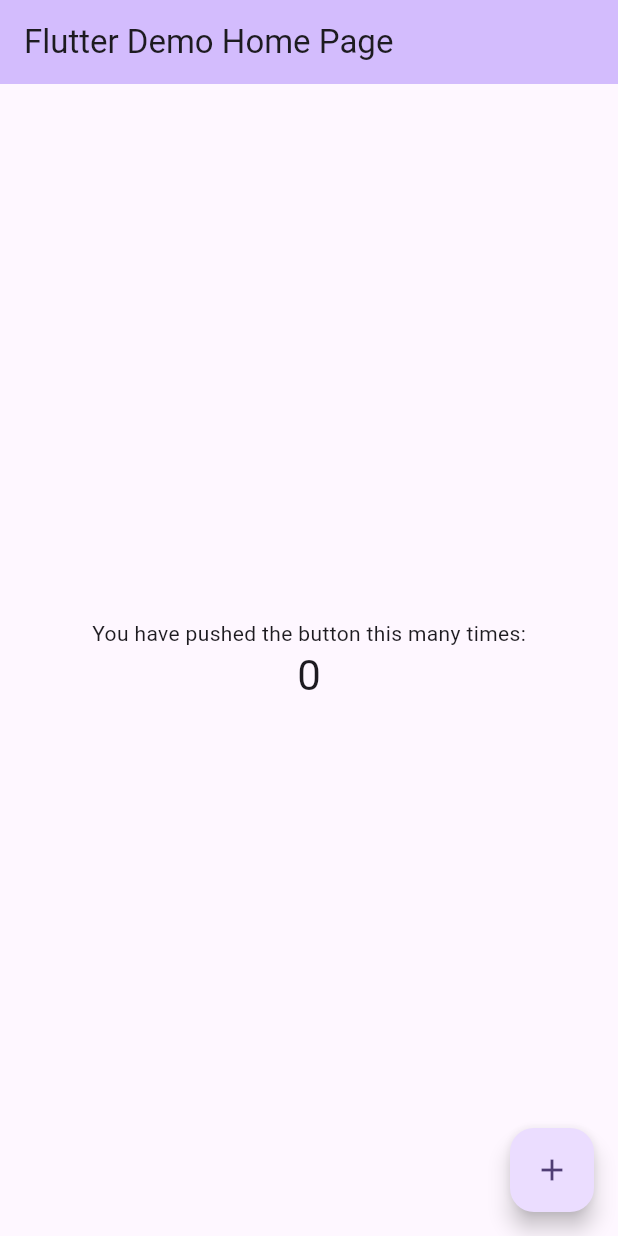
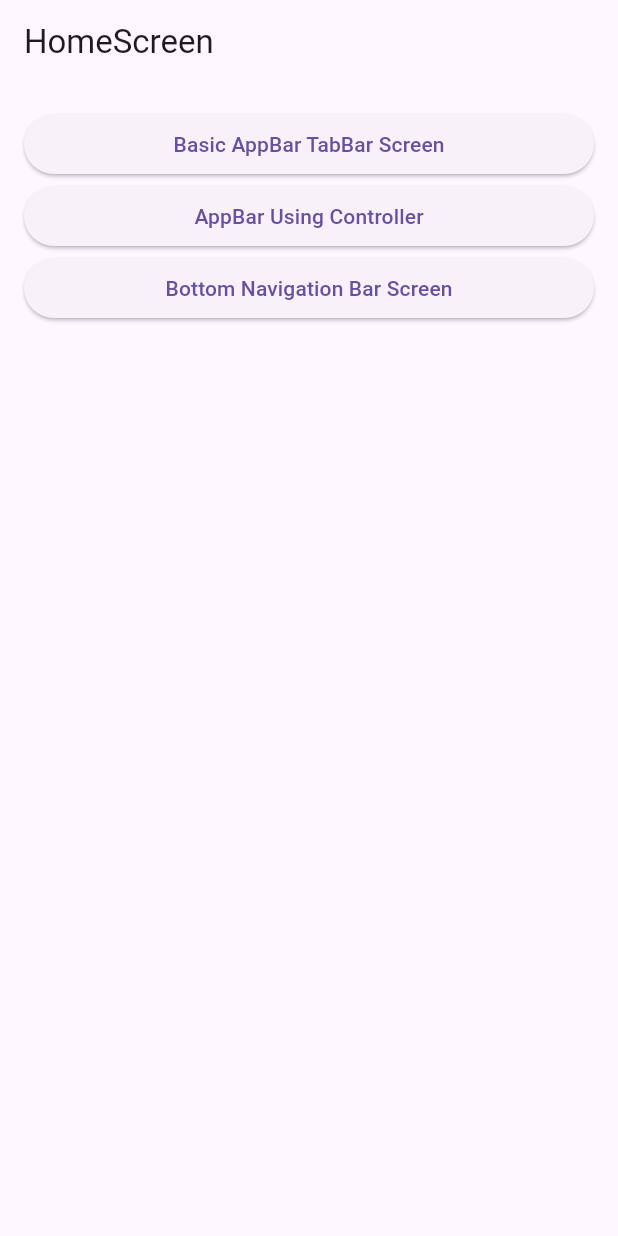
Before and after one commit to chwnnn/flutter-tabbar-theory, a Flutter app: the screen it shows after launch, on a phone screen of 412 x 824 dp. Run offline on Flutter 3.47's test engine with Material 3 defaults, Android fonts, the phone set to English and light mode, and no system bars.

Commit message:
study day1

```diff
--- a/lib/main.dart
+++ b/lib/main.dart
@@ -1,125 +1,10 @@
 import 'package:flutter/material.dart';
+import 'package:flutter_tabbar_theory/screen/home_screen.dart';
 
 void main() {
-  runApp(const MyApp());
+  runApp(
+    MaterialApp(
+      home: HomeScreen(),
+    ),
+  );
 }
-
-class MyApp extends StatelessWidget {
-  const MyApp({super.key});
-
-  // This widget is the root of your application.
-  @override
-  Widget build(BuildContext context) {
-    return MaterialApp(
-      title: 'Flutter Demo',
-      theme: ThemeData(
-        // This is the theme of your application.
-        //
-        // TRY THIS: Try running your application with "flutter run". You'll see
-        // the application has a purple toolbar. Then, without quitting the app,
-        // try changing the seedColor in the colorScheme below to Colors.green
-        // and then invoke "hot reload" (save your changes or press the "hot
-        // reload" button in a Flutter-supported IDE, or press "r" if you used
-        // the command line to start the app).
-        //
-        // Notice that the counter didn't reset back to zero; the application
-        // state is not lost during the reload. To reset the state, use hot
-        // restart instead.
-        //
-        // This works for code too, not just values: Most code changes can be
-        // tested with just a hot reload.
-        colorScheme: ColorScheme.fromSeed(seedColor: Colors.deepPurple),
-        useMaterial3: true,
-      ),
-      home: const MyHomePage(title: 'Flutter Demo Home Page'),
-    );
-  }
-}
-
-class MyHomePage extends StatefulWidget {
-  const MyHomePage({super.key, required this.title});
-
-  // This widget is the home page of your application. It is stateful, meaning
-  // that it has a State object (defined below) that contains fields that affect
-  // how it looks.
-
-  // This class is the configuration for the state. It holds the values (in this
-  // case the title) provided by the parent (in this case the App widget) and
-  // used by the build method of the State. Fields in a Widget subclass are
-  // always marked "final".
-
-  final String title;
-
-  @override
-  State<MyHomePage> createState() => _MyHomePageState();
-}
-
-class _MyHomePageState extends State<MyHomePage> {
-  int _counter = 0;
-
-  void _incrementCounter() {
-    setState(() {
-      // This call to setState tells the Flutter framework that something has
-      // changed in this State, which causes it to rerun the build method below
-      // so that the display can reflect the updated values. If we changed
-      // _counter without calling setState(), then the build method would not be
-      // called again, and so nothing would appear to happen.
-      _counter++;
-    });
-  }
-
-  @override
-  Widget build(BuildContext context) {
-    // This method is rerun every time setState is called, for instance as done
-    // by the _incrementCounter method above.
-    //
-    // The Flutter framework has been optimized to make rerunning build methods
-    // fast, so that you can just rebuild anything that needs updating rather
-    // than having to individually change instances of widgets.
-    return Scaffold(
-      appBar: AppBar(
-        // TRY THIS: Try changing the color here to a specific color (to
-        // Colors.amber, perhaps?) and trigger a hot reload to see the AppBar
-        // change color while the other colors stay the same.
-        backgroundColor: Theme.of(context).colorScheme.inversePrimary,
-        // Here we take the value from the MyHomePage object that was created by
-        // the App.build method, and use it to set our appbar title.
-        title: Text(widget.title),
-      ),
-      body: Center(
-        // Center is a layout widget. It takes a single child and positions it
-        // in the middle of the parent.
-        child: Column(
-          // Column is also a layout widget. It takes a list of children and
-          // arranges them vertically. By default, it sizes itself to fit its
-          // children horizontally, and tries to be as tall as its parent.
-          //
-          // Column has various properties to control how it sizes itself and
-          // how it positions its children. Here we use mainAxisAlignment to
-          // center the children vertically; the main axis here is the vertical
-          // axis because Columns are vertical (the cross axis would be
-          // horizontal).
-          //
-          // TRY THIS: Invoke "debug painting" (choose the "Toggle Debug Paint"
-          // action in the IDE, or press "p" in the console), to see the
-          // wireframe for each widget.
-          mainAxisAlignment: MainAxisAlignment.center,
-          children: <Widget>[
-            const Text(
-              'You have pushed the button this many times:',
-            ),
-            Text(
-              '$_counter',
-              style: Theme.of(context).textTheme.headlineMedium,
-            ),
-          ],
-        ),
-      ),
-      floatingActionButton: FloatingActionButton(
-        onPressed: _incrementCounter,
-        tooltip: 'Increment',
-        child: const Icon(Icons.add),
-      ), // This trailing comma makes auto-formatting nicer for build methods.
-    );
-  }
-}
--- /dev/null
+++ b/lib/screen/home_screen.dart
@@ -0,0 +1,55 @@
+import 'package:flutter/material.dart';
+import 'package:flutter_tabbar_theory/screen/appbar_using_controller.dart';
+import 'package:flutter_tabbar_theory/screen/basic_appbar_tabbar_screen.dart';
+import 'package:flutter_tabbar_theory/screen/bottom_navigation_bar.dart';
+
+class HomeScreen extends StatelessWidget {
+  const HomeScreen({super.key});
+
+  @override
+  Widget build(BuildContext context) {
+    return Scaffold(
+      appBar: AppBar(
+        title: Text('HomeScreen'),
+      ),
+      body: Padding(
+        padding: const EdgeInsets.all(16.0),
+        child: Column(
+          crossAxisAlignment: CrossAxisAlignment.stretch,
+          children: [
+            ElevatedButton(
+              onPressed: () {
+                Navigator.of(context).push(
+                  MaterialPageRoute(
+                    builder: (_) => BasicAppbarTabbarScreen(),
+                  ),
+                );
+              },
+              child: Text('Basic AppBar TabBar Screen'),
+            ),
+            ElevatedButton(
+              onPressed: () {
+                Navigator.of(context).push(
+                  MaterialPageRoute(
+                    builder: (_) => AppBarUsingController(),
+                  ),
+                );
+              },
+              child: Text('AppBar Using Controller'),
+            ),
+            ElevatedButton(
+              onPressed: () {
+                Navigator.of(context).push(
+                  MaterialPageRoute(
+                    builder: (_) => BottomNavigationBarScreen(),
+                  ),
+                );
+              },
+              child: Text('Bottom Navigation Bar Screen'),
+            ),
+          ],
+        ),
+      ),
+    );
+  }
+}
```
Also changed, not shown: lib/const/tabs.dart (added, +34 -0 lines), lib/screen/appbar_using_controller.dart (added, +90 -0 lines), lib/screen/basic_appbar_tabbar_screen.dart (added, +61 -0 lines), lib/screen/bottom_navigation_bar.dart (added, +69 -0 lines).
